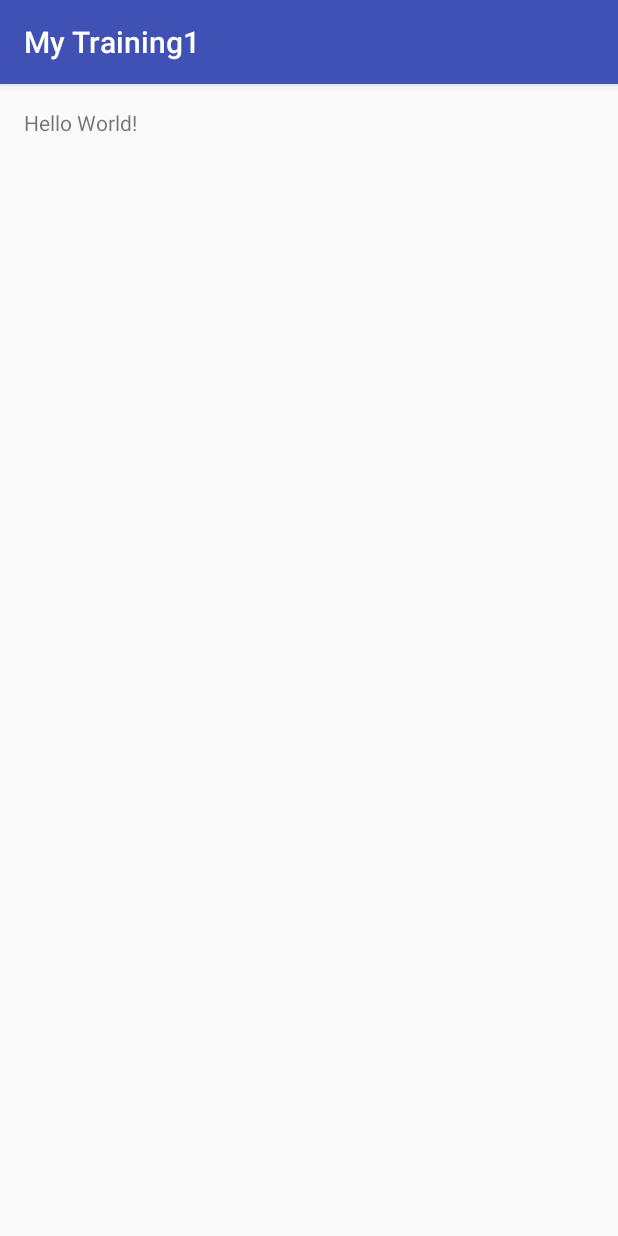
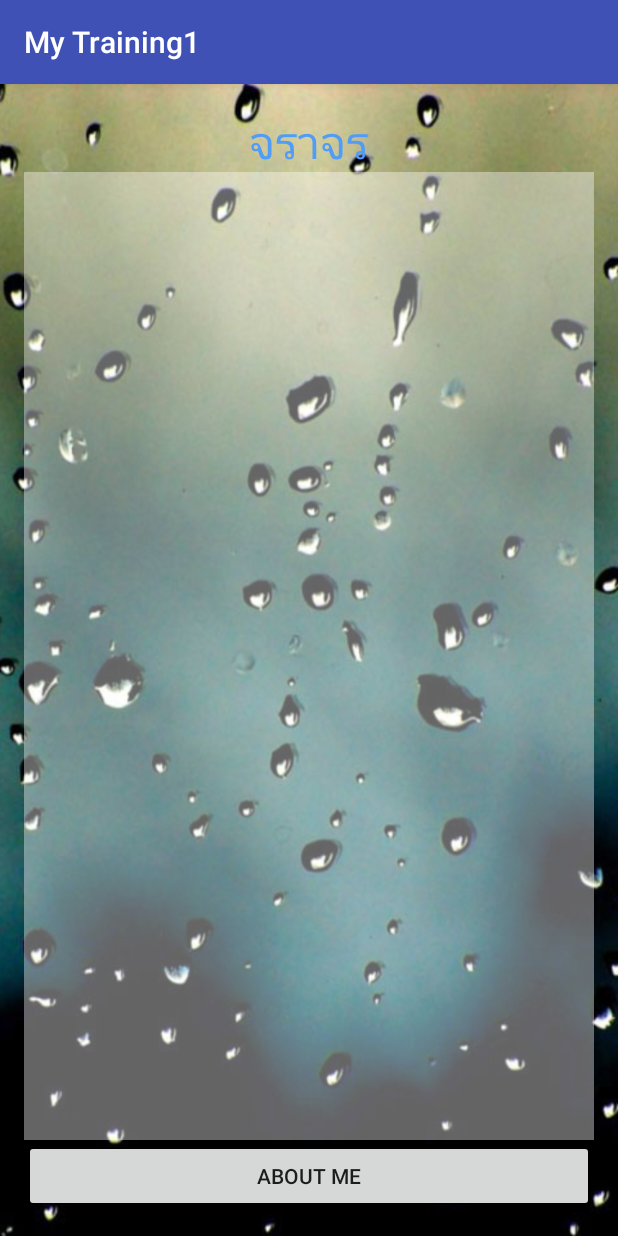
Before and after one commit to SuppachokKumarn/My_Training-21Dec2015, an Android app: the screen it shows after launch (MainActivity), on a phone screen of 412 x 824 dp. Run offline under Robolectric (Android 15) with nearby library versions, the phone set to English and light mode, and no system bars.

Commit message:
commit export

```diff
--- a/app/src/main/res/layout/activity_main.xml
+++ b/app/src/main/res/layout/activity_main.xml
@@ -2,15 +2,42 @@
 <RelativeLayout xmlns:android="http://schemas.android.com/apk/res/android"
     xmlns:tools="http://schemas.android.com/tools"
     android:layout_width="match_parent"
-    android:layout_height="match_parent"
+    android:layout_height="wrap_content"
     android:paddingBottom="@dimen/activity_vertical_margin"
     android:paddingLeft="@dimen/activity_horizontal_margin"
     android:paddingRight="@dimen/activity_horizontal_margin"
     android:paddingTop="@dimen/activity_vertical_margin"
-    tools:context="uih.kumarn.suppachok.mytraining1.MainActivity">
+    tools:context="uih.kumarn.suppachok.mytraining1.MainActivity"
+    android:background="@drawable/bg28">
 
     <TextView
         android:layout_width="wrap_content"
         android:layout_height="wrap_content"
-        android:text="Hello World!" />
+        android:layout_centerHorizontal="true"
+        android:text="@string/top"
+        android:id="@+id/textView"
+        android:textSize="30sp"
+        android:textColor="#509cf9" />
+
+    <Button
+        android:layout_width="match_parent"
+        android:layout_height="wrap_content"
+        android:text="About Me"
+        android:id="@+id/button"
+        android:layout_alignParentBottom="true"
+        android:layout_alignParentRight="true"
+        android:layout_alignParentEnd="true"
+        android:layout_alignParentLeft="true"
+        android:layout_alignParentStart="true" />
+
+    <ListView
+        android:layout_width="wrap_content"
+        android:layout_height="wrap_content"
+        android:id="@+id/listView"
+        android:layout_below="@+id/textView"
+        android:layout_alignRight="@+id/button"
+        android:layout_alignEnd="@+id/button"
+        android:layout_above="@+id/button"
+        android:background="#64ffffff" />
+
 </RelativeLayout>
--- a/app/src/main/res/values/colors.xml
+++ b/app/src/main/res/values/colors.xml
@@ -3,4 +3,5 @@
     <color name="colorPrimary">#3F51B5</color>
     <color name="colorPrimaryDark">#303F9F</color>
     <color name="colorAccent">#FF4081</color>
+
 </resources>
--- a/app/src/main/res/values/dimens.xml
+++ b/app/src/main/res/values/dimens.xml
@@ -2,4 +2,8 @@
     <!-- Default screen margins, per the Android Design guidelines. -->
     <dimen name="activity_horizontal_margin">16dp</dimen>
     <dimen name="activity_vertical_margin">16dp</dimen>
+
+
+    <dimen name="h1">20sp</dimen>
+
 </resources>
--- a/app/src/main/res/values/strings.xml
+++ b/app/src/main/res/values/strings.xml
@@ -1,3 +1,4 @@
 <resources>
     <string name="app_name">My Training1</string>
+    <string name="top">จราจร</string>
 </resources>
```
Also changed, not shown: app/src/main/res/drawable/bg28.png (added), app/src/main/res/drawable/bg3.png (added).
